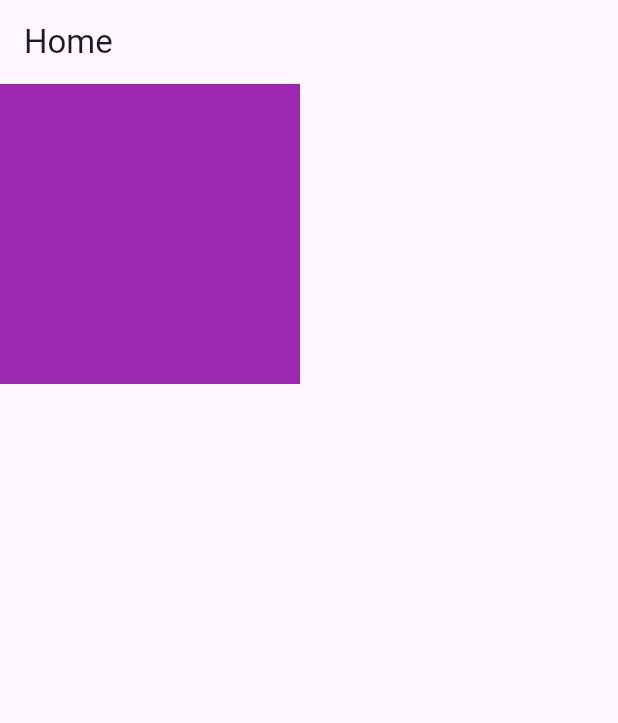
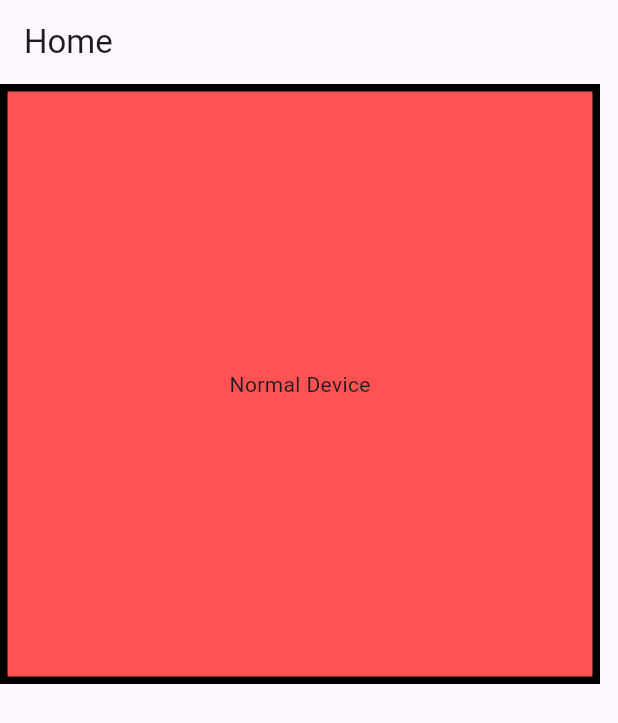
Before and after one commit to Ashraf-Samiu/Responsive_AdaptiveWidgets, a Flutter app: the screen it shows after launch, on a phone screen of 412 x 824 dp. Shown: the top 723 px of the screen. Run offline on Flutter 3.47's test engine with Material 3 defaults, Android fonts, the phone set to English and light mode, and no system bars.

Commit message:
Layout_Builder Commit

```diff
--- a/lib/main.dart
+++ b/lib/main.dart
@@ -19,21 +19,77 @@ class HomeScreen extends StatelessWidget{
         title: Text("Home"),
       ),
       body: LayoutBuilder(
-        ///part of Adaptive
-          builder: (BuildContext context,
-              BoxConstraints constraints){
-              if(constraints.maxWidth>600){
+          ///used for Adaptive..
+          builder: (context, BoxConstraints constraints){
+        if(constraints.maxWidth<300){
+          return Container(
+            width: 300,
+            height: 300,
+            alignment: Alignment.center,
+            decoration: BoxDecoration(
+              color: Colors.deepOrange,
+              border: Border.all(
+                color: Colors.black,
+                width: 5
+              )
+            ),
+              child: Text("Tiny Device"),
+          );
+        } else if(constraints.maxWidth<500){
             return Container(
               width: 400,
               height: 400,
-                  color: Colors.amber,
+              alignment: Alignment.center,
+              decoration: BoxDecoration(
+                color: Colors.redAccent,
+                border: Border.all(
+                color: Colors.black,
+                width: 5
+              )
+            ),
+              child: Text("Normal Device"),
           );
-              }
-              else{
+        } else if(constraints.maxWidth<700){
             return Container(
-                  width: 200,
-                  height: 200,
-                  color: Colors.purple,
+                width: 500,
+                height: 500,
+                alignment: Alignment.center,
+                decoration: BoxDecoration(
+                  color: Colors.purpleAccent,
+                  border: Border.all(
+                    color: Colors.black,
+                    width: 5
+                  )
+                ),
+                  child: Text("Tablet Device"),
+            );
+        } else if(constraints.maxWidth<1200){
+            return Container(
+              width: 600,
+              height: 600,
+              alignment: Alignment.center,
+              decoration: BoxDecoration(
+                color: Colors.yellowAccent,
+                border: Border.all(
+                  color: Colors.black,
+                  width: 5
+                )
+              ),
+                child: Text("Laptop Device"),
+            );
+        } else {
+            return Container(
+              width: 700,
+              height: 700,
+              alignment: Alignment.center,
+              decoration: BoxDecoration(
+                color: Colors.greenAccent,
+                border: Border.all(
+                  color: Colors.black,
+                  width: 5
+                )
+              ),
+                child: Text("Too Large"),
             );
           }
       }
```
Lines whose indentation alone changed are shown as unchanged.
